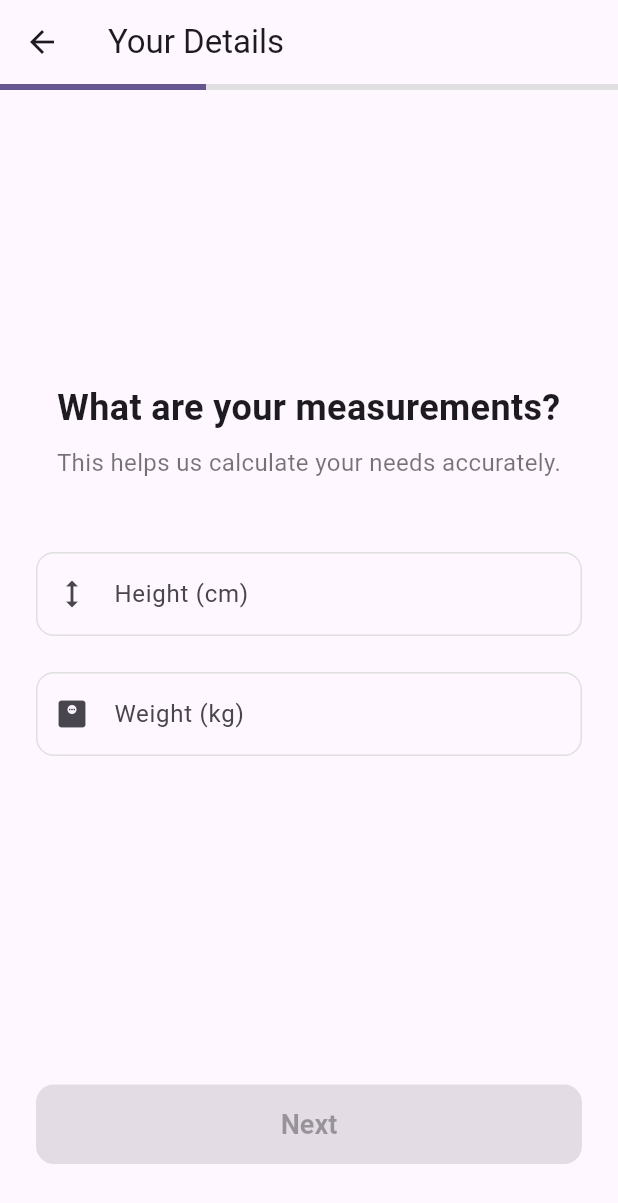
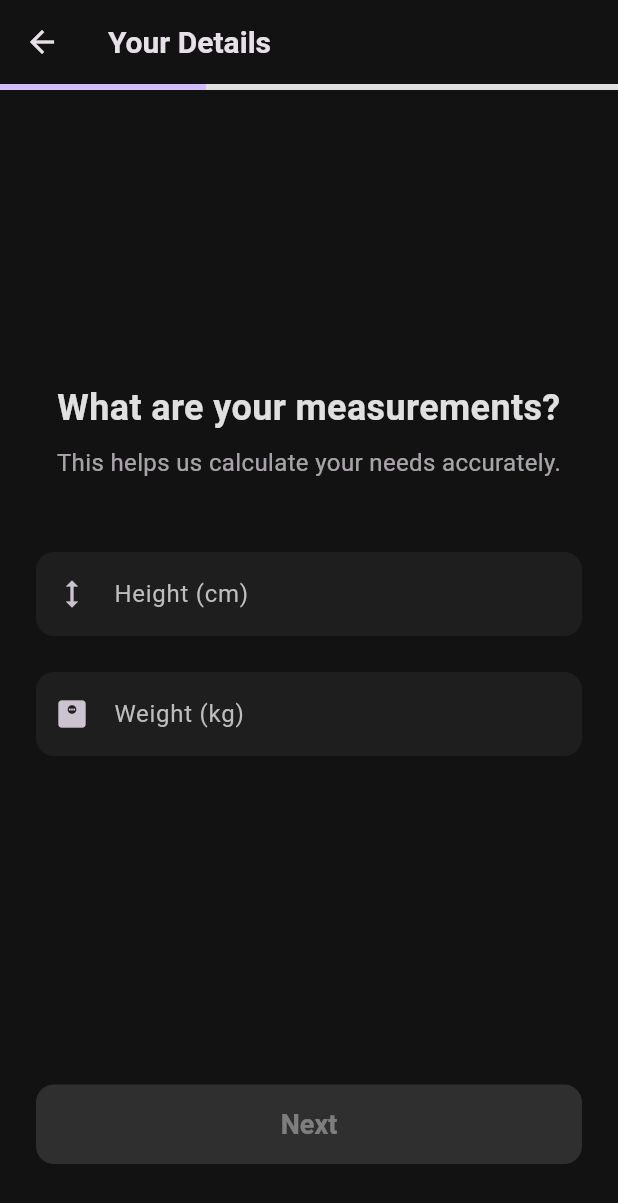
Before and after one commit to devrugu/health_ai_app, a Flutter app: the screen it shows after launch, after a tap on "Get Started", on a phone screen of 412 x 824 dp. Shown: the top 1203 px of the screen. Run offline on Flutter 3.47's test engine with Material 3 defaults, Android fonts, the phone set to English and light mode, and no system bars; drawn by our look-alikes of flutter_animate.

Commit message:
style: Implement global dark theme

```diff
--- a/lib/main.dart
+++ b/lib/main.dart
@@ -12,76 +12,111 @@
 
   @override
   Widget build(BuildContext context) {
-    // Define a seed color based on your screenshots (a soft lavender/purple)
-    final seedColor = Colors.deepPurple.shade100;
+    // --- KEY CHANGE 1: Use a more saturated seed color ---
+    // This gives the theme generator a better starting point for a vibrant palette.
+    const seedColor = Colors.deepPurple;
+
+    // Generate our color scheme with dark brightness
+    final colorScheme = ColorScheme.fromSeed(
+      seedColor: seedColor,
+      brightness: Brightness.dark,
+    );
 
     return MaterialApp(
       title: 'Health AI App',
-      // The overall theme of the application
       theme: ThemeData(
-        colorScheme: ColorScheme.fromSeed(
-          seedColor: seedColor,
-          brightness: Brightness.light,
-        ),
+        brightness: Brightness.dark,
+        colorScheme: colorScheme,
         useMaterial3: true,
 
-        // Define the theme for all ElevatedButton widgets
+        // --- KEY CHANGE 2: Define a specific background color ---
+        // A very dark grey is often better than pure black.
+        scaffoldBackgroundColor: const Color(0xFF121212),
+
+        // --- KEY CHANGE 3: Explicitly define text styles for contrast ---
+        textTheme: Typography.whiteMountainView.apply(
+          // Set a bright default color for body text (like subtitles)
+          bodyColor: Colors.grey[300],
+          // Ensure headlines are pure white
+          displayColor: Colors.white,
+        ),
+
+        appBarTheme: AppBarTheme(
+          backgroundColor: const Color(0xFF121212), // Match scaffold background
+          elevation: 0, // Remove shadow for a flatter look
+          titleTextStyle: TextStyle(
+            color: colorScheme.onSurface,
+            fontSize: 20,
+            fontWeight: FontWeight.w600,
+          ),
+        ),
+
         elevatedButtonTheme: ElevatedButtonThemeData(
           style: ElevatedButton.styleFrom(
-            backgroundColor: seedColor, // Button background color
-            foregroundColor: Colors.black, // Button text/icon color
+            backgroundColor: colorScheme.primary,
+            foregroundColor: colorScheme.onPrimary,
             shape: RoundedRectangleBorder(
-              borderRadius: BorderRadius.circular(12), // Softer corners
+              borderRadius: BorderRadius.circular(12),
             ),
             padding: const EdgeInsets.symmetric(vertical: 16),
             textStyle: const TextStyle(
               fontSize: 18,
               fontWeight: FontWeight.bold,
             ),
+          ).copyWith(
+            // --- KEY CHANGE 4: Style for DISABLED buttons ---
+            // Make disabled buttons visually distinct but not invisible.
+            backgroundColor: MaterialStateProperty.resolveWith<Color>(
+              (Set<MaterialState> states) {
+                if (states.contains(MaterialState.disabled)) {
+                  return Colors.white.withOpacity(0.12);
+                }
+                return colorScheme.primary;
+              },
+            ),
+            foregroundColor: MaterialStateProperty.resolveWith<Color>(
+              (Set<MaterialState> states) {
+                if (states.contains(MaterialState.disabled)) {
+                  return Colors.white.withOpacity(0.38);
+                }
+                return colorScheme.onPrimary;
+              },
+            ),
           ),
         ),
 
-        // Define the theme for all OutlinedButton widgets
         outlinedButtonTheme: OutlinedButtonThemeData(
           style: OutlinedButton.styleFrom(
-            foregroundColor: Colors.black,
-            side: BorderSide(color: Colors.grey.shade300), // Border color
+            foregroundColor: colorScheme.onSurface,
+            // --- KEY CHANGE 5: Brighter border for unselected buttons ---
+            side: BorderSide(color: Colors.grey.shade800, width: 1.5),
             shape: RoundedRectangleBorder(
               borderRadius: BorderRadius.circular(12),
             ),
             padding: const EdgeInsets.symmetric(vertical: 16),
             textStyle: const TextStyle(
               fontSize: 16,
-              fontWeight: FontWeight.w500,
-            ),
-          ).copyWith(
-            // Specific style for when the button is selected
-            // We will use this to show feedback to the user
-            backgroundColor: MaterialStateProperty.resolveWith<Color?>(
-              (Set<MaterialState> states) {
-                if (states.contains(MaterialState.selected)) {
-                  return seedColor.withOpacity(0.8);
-                }
-                return null; // Use the default background
-              },
+              fontWeight: FontWeight.w600, // Slightly bolder text
             ),
           ),
         ),
 
-        // Define the theme for all text input fields
         inputDecorationTheme: InputDecorationTheme(
+          filled: true,
+          fillColor: Colors.white.withOpacity(0.05),
           border: OutlineInputBorder(
             borderRadius: BorderRadius.circular(12),
-            borderSide: BorderSide(color: Colors.grey.shade300),
+            borderSide: BorderSide.none, // No border for a cleaner look
           ),
           enabledBorder: OutlineInputBorder(
             borderRadius: BorderRadius.circular(12),
-            borderSide: BorderSide(color: Colors.grey.shade300),
+            borderSide: BorderSide.none,
           ),
           focusedBorder: OutlineInputBorder(
             borderRadius: BorderRadius.circular(12),
-            borderSide: BorderSide(color: seedColor, width: 2),
+            borderSide: BorderSide(color: colorScheme.primary, width: 2),
           ),
+          labelStyle: TextStyle(color: Colors.grey[400]),
         ),
       ),
       home: const WelcomeScreen(),
--- a/lib/src/features/onboarding/presentation/screens/welcome_screen.dart
+++ b/lib/src/features/onboarding/presentation/screens/welcome_screen.dart
@@ -1,7 +1,7 @@
 // lib/src/features/onboarding/presentation/screens/welcome_screen.dart
 
 import 'package:flutter/material.dart';
-import 'package:flutter_animate/flutter_animate.dart'; // Import the animation package
+import 'package:flutter_animate/flutter_animate.dart';
 import 'package:health_ai_app/src/features/onboarding/presentation/screens/onboarding_details_screen.dart';
 
 class WelcomeScreen extends StatelessWidget {
@@ -17,17 +17,11 @@ class WelcomeScreen extends StatelessWidget {
             mainAxisAlignment: MainAxisAlignment.center,
             crossAxisAlignment: CrossAxisAlignment.stretch,
             children: [
-              const Spacer(), // Pushes content to the center
-
-              // The .animate() extension comes from the flutter_animate package.
+              const Spacer(),
               const Icon(
                 Icons.fitness_center,
                 size: 80,
-              )
-                  .animate()
-                  .fade(duration: 500.ms) // Fade in over 500 milliseconds
-                  .scale(delay: 200.ms), // Then scale up, with a 200ms delay
-
+              ).animate().fade(duration: 500.ms).scale(delay: 200.ms),
               const SizedBox(height: 32),
               const Text(
                 'Welcome to Your Health AI',
@@ -38,29 +32,29 @@ class WelcomeScreen extends StatelessWidget {
                 ),
               )
                   .animate()
-                  .fadeIn(
-                      delay: 500.ms, duration: 400.ms) // Fade in after the icon
-                  .slideY(begin: 0.2, end: 0), // Slide up slightly as it fades
-
+                  .fadeIn(delay: 500.ms, duration: 400.ms)
+                  .slideY(begin: 0.2, end: 0),
               const SizedBox(height: 16),
-              const Text(
+              Text(
+                // <-- This is a Text widget, not a const anymore
                 'Let\'s start your personalized journey to a healthier you. We\'ll ask a few questions to tailor your plan.',
                 textAlign: TextAlign.center,
+                // --- CORRECTED ---
+                // Use a theme-aware color that is semi-transparent white.
                 style: TextStyle(
                   fontSize: 16,
-                  color: Colors.black54,
+                  color:
+                      Theme.of(context).colorScheme.onSurface.withOpacity(0.7),
                 ),
               )
                   .animate()
                   .fadeIn(delay: 700.ms, duration: 400.ms)
                   .slideY(begin: 0.2, end: 0),
-
-              const Spacer(), // Pushes the button towards the bottom
+              const Spacer(),
               ElevatedButton(
                 onPressed: () {
                   Navigator.push(
                     context,
-                    // A more elegant page transition
                     PageRouteBuilder(
                       pageBuilder: (context, animation, secondaryAnimation) =>
                           const OnboardingDetailsScreen(),
@@ -76,8 +70,7 @@ class WelcomeScreen extends StatelessWidget {
                   .animate()
                   .fadeIn(delay: 900.ms, duration: 400.ms)
                   .slideY(begin: 0.3, end: 0),
-
-              const SizedBox(height: 20), // Some padding at the bottom
+              const SizedBox(height: 20),
             ],
           ),
         ),
--- a/lib/src/features/onboarding/presentation/widgets/metric_input_step.dart
+++ b/lib/src/features/onboarding/presentation/widgets/metric_input_step.dart
@@ -26,18 +26,18 @@ class MetricInputStep extends StatelessWidget {
             'What are your measurements?',
             textAlign: TextAlign.center,
             style: TextStyle(fontSize: 24, fontWeight: FontWeight.bold),
-          )
-              .animate()
-              .fadeIn(delay: 200.ms)
-              .slideX(begin: -0.1, end: 0), // Slide in from the left
-
+          ).animate().fadeIn(delay: 200.ms).slideX(begin: -0.1, end: 0),
           const SizedBox(height: 8),
-          const Text(
+          Text(
+            // <-- Not a const
             'This helps us calculate your needs accurately.',
             textAlign: TextAlign.center,
-            style: TextStyle(fontSize: 16, color: Colors.black54),
+            // --- CORRECTED ---
+            style: TextStyle(
+              fontSize: 16,
+              color: Theme.of(context).colorScheme.onSurface.withOpacity(0.7),
+            ),
           ).animate().fadeIn(delay: 300.ms).slideX(begin: -0.1, end: 0),
-
           const SizedBox(height: 48),
           TextField(
             onChanged: onHeightChanged,
@@ -48,7 +48,6 @@ class MetricInputStep extends StatelessWidget {
             keyboardType: TextInputType.number,
             inputFormatters: [FilteringTextInputFormatter.digitsOnly],
           ).animate().fadeIn(delay: 400.ms).slideX(begin: -0.1, end: 0),
-
           const SizedBox(height: 24),
           TextField(
             onChanged: onWeightChanged,
```
Also changed, not shown: lib/src/features/onboarding/presentation/widgets/activity_level_step.dart (+19 -13 lines), lib/src/features/onboarding/presentation/widgets/goal_selection_step.dart (+18 -12 lines).
